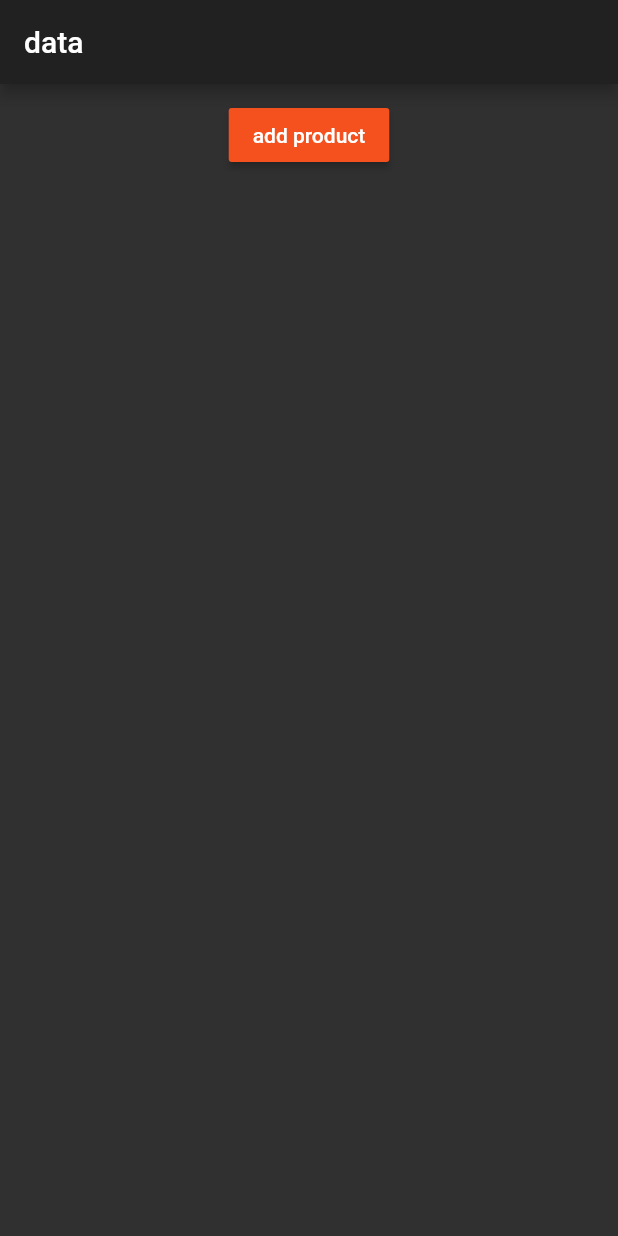
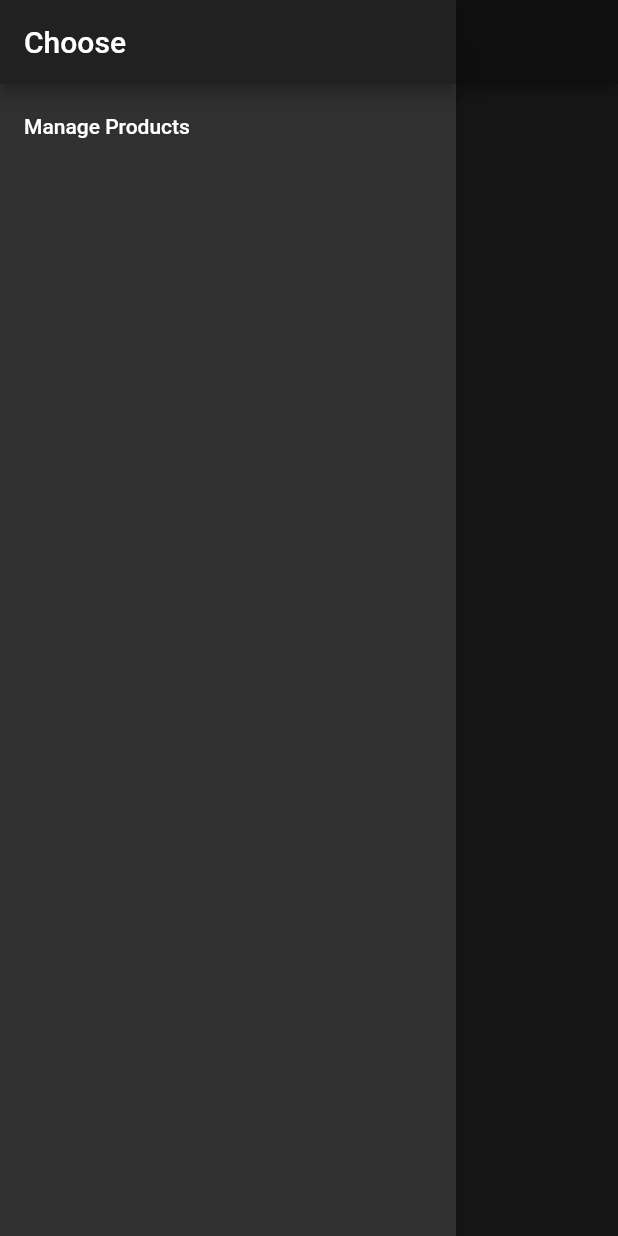
Before and after one commit to nphsu/leo, a Flutter app: the ProductsPage screen opened directly, with the side drawer open (before the commit the screen has no drawer), on a phone screen of 412 x 824 dp. Run offline on Flutter 3.47's test engine with Material 2 defaults, Android fonts, the phone set to English and light mode, and no system bars.

Commit message:
add sidebar

```diff
--- a/lib/pages/products.dart
+++ b/lib/pages/products.dart
@@ -6,6 +6,19 @@ class ProductsPage extends StatelessWidget {
   @override
   Widget build(BuildContext context) {
     return Scaffold(
+      drawer: Drawer(
+        child: Column(
+          children: <Widget>[
+            AppBar(
+              automaticallyImplyLeading: false,
+              title: Text('Choose'),
+            ),
+            ListTile(
+              title: Text('Manage Products'),
+            )
+          ],
+        ),
+      ),
       appBar: AppBar(
         title: Text('data'),
       ),
```
